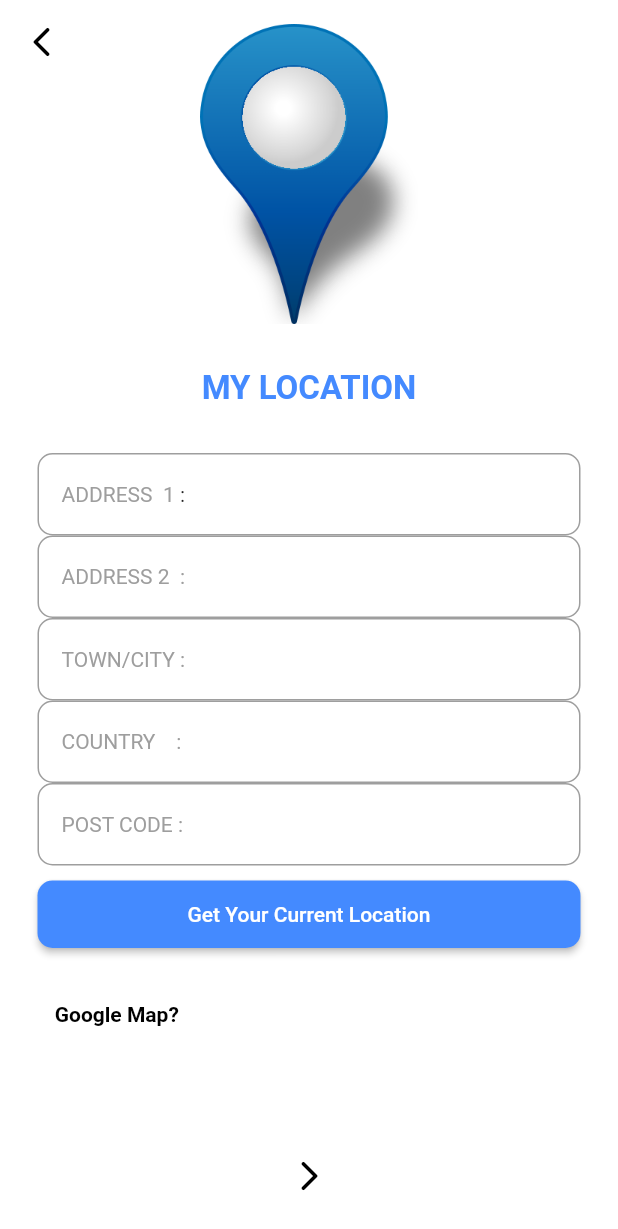
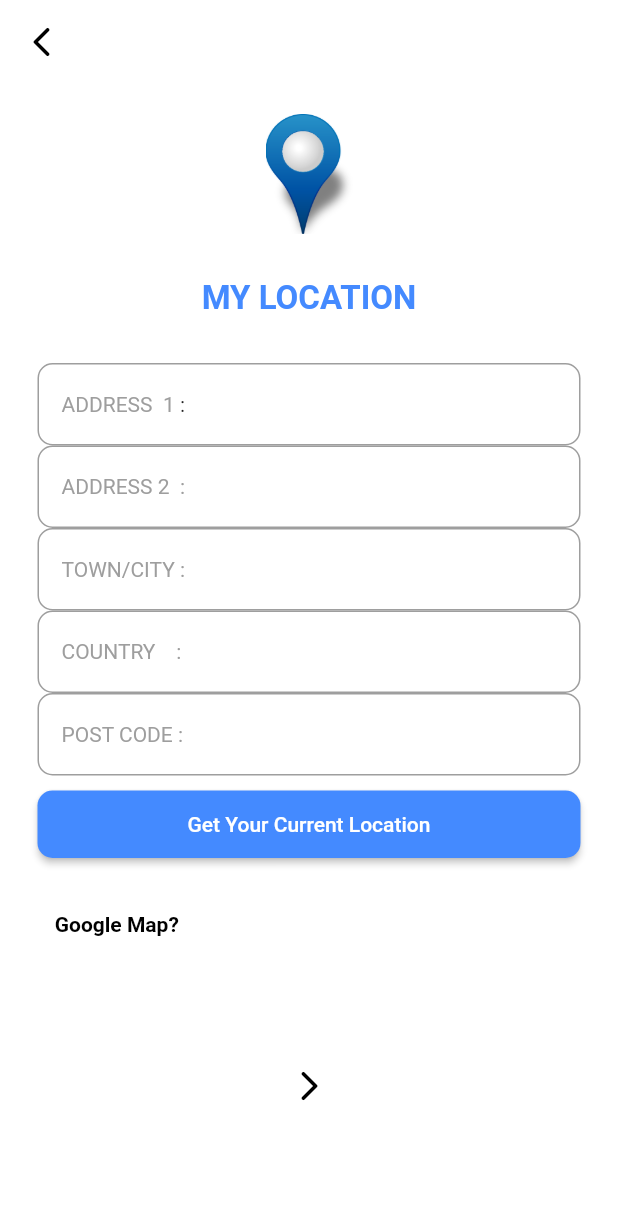
Before and after one commit to NanaaOsakii/verification_otp, a Flutter app: the MyLocation screen opened by its route, on a phone screen of 412 x 824 dp. Shown: the top 1229 px of the screen. Run offline on Flutter 3.47's test engine with Material 2 defaults, Android fonts, the light colour scheme and no system bars; our stand-ins replace animated_text_kit, geocoding, geolocator, pinput.

Commit message:
new file added

```diff
--- a/lib/location.dart
+++ b/lib/location.dart
@@ -109,8 +109,8 @@ class _MyLocationState extends State<MyLocation> {
             mainAxisAlignment: MainAxisAlignment.center,
             children: [
               Image.asset("images/h.png",
-                width: 300,
-                height: 200,
+                width: 100,
+                height:80,
               ),
               SizedBox(
                 height: 30,
```
